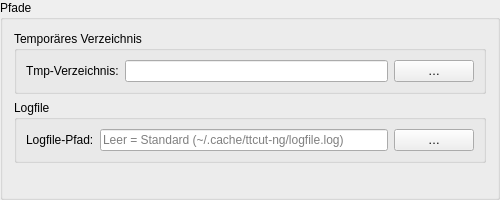
MINIXJR/TTCut-ng, file ui/ttcutsettingspaths.ui: the form before one commit.
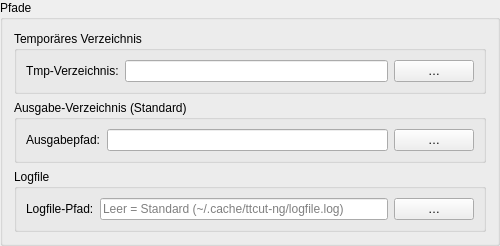
The form after the commit.

Commit message: Settings UX: Encoder-Hint Kontrast, Pfade um Ausgabe-Verzeichnis erweitert

The edit to the form file:
```diff
--- a/ui/ttcutsettingspaths.ui
+++ b/ui/ttcutsettingspaths.ui
@@ -34,6 +34,33 @@
      </layout>
     </widget>
    </item>
+   <item>
+    <widget class="QGroupBox" name="gbCutOutput">
+     <property name="title"><string>Ausgabe-Verzeichnis (Standard)</string></property>
+     <layout class="QFormLayout">
+      <item row="0" column="0">
+       <widget class="QLabel" name="laCutDir">
+        <property name="text"><string>Ausgabepfad:</string></property>
+        <property name="toolTip"><string>Standard-Verzeichnis für Cut-Ausgaben. Im Cut-Dialog pro Projekt überschreibbar; der Projekt-Pfad wird in der .ttcut-Datei gespeichert.</string></property>
+       </widget>
+      </item>
+      <item row="0" column="1">
+       <layout class="QHBoxLayout">
+        <item>
+         <widget class="QLineEdit" name="leCutDir">
+          <property name="toolTip"><string>Standard-Verzeichnis für Cut-Ausgaben. Im Cut-Dialog pro Projekt überschreibbar; der Projekt-Pfad wird in der .ttcut-Datei gespeichert.</string></property>
+         </widget>
+        </item>
+        <item>
+         <widget class="QPushButton" name="btnCutDirOpen">
+          <property name="text"><string>…</string></property>
+         </widget>
+        </item>
+       </layout>
+      </item>
+     </layout>
+    </widget>
+   </item>
    <item>
     <widget class="QGroupBox" name="gbLogPath">
      <property name="title"><string>Logfile</string></property>
```
The commit also changes 4 other files.
